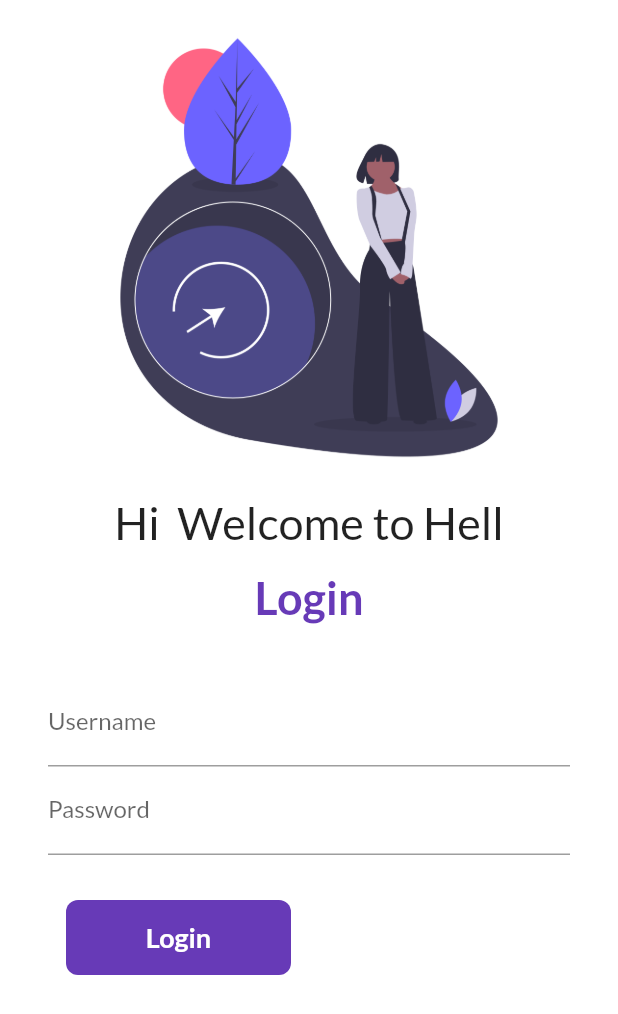
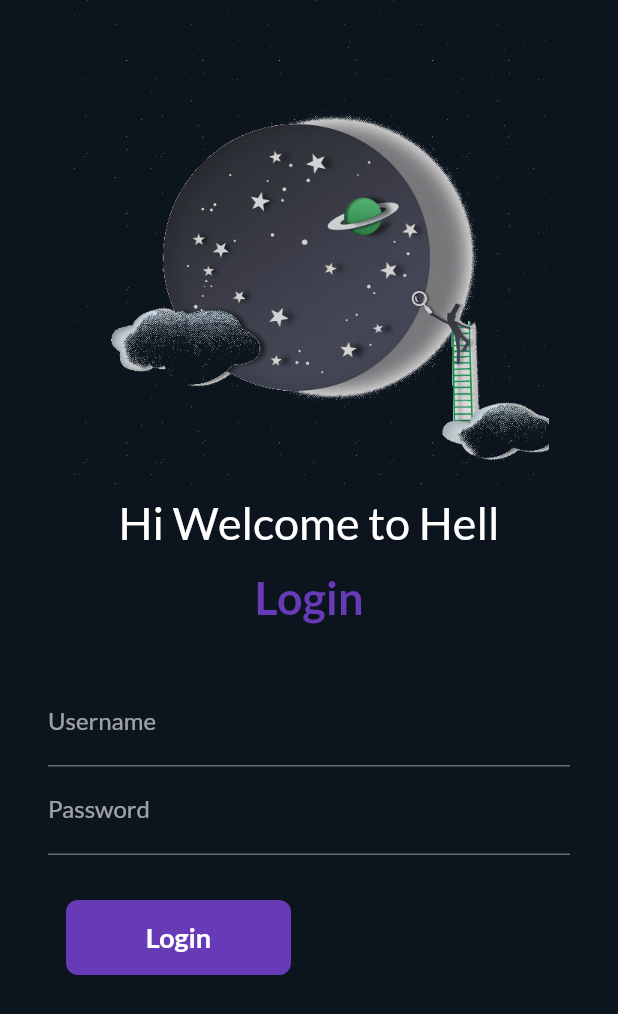
Before and after one commit to rishabh-arch/flutter_learnings, a Flutter app: the LoginPage screen opened by its route, on a phone screen of 412 x 824 dp. Shown: the top 1014 px of the screen. Run offline on Flutter 3.47's test engine with Material 2 defaults, Android fonts, the phone set to English and light mode, and no system bars; our stand-ins replace google_fonts, velocity_x; network calls fail.

Commit message:
add Dark theme

```diff
--- a/lib/main.dart
+++ b/lib/main.dart
@@ -20,7 +20,7 @@ class MyApp extends StatelessWidget {
     return MaterialApp(
       debugShowCheckedModeBanner: false,
       // home: HomePage(),
-      themeMode: ThemeMode.light,
+      themeMode: ThemeMode.dark,
       theme: MyTheme.lightTheme(context),
 
       darkTheme: MyTheme.darkTheme(context),
--- a/lib/pages/home_page.dart
+++ b/lib/pages/home_page.dart
@@ -52,12 +52,12 @@ class _HomePageState extends State<HomePage> {
     //   (i) => CatalogModel.items[i],
     // );
     return Scaffold(
-      backgroundColor: MyTheme.creamColor,
+      backgroundColor: Theme.of(context).canvasColor,
       floatingActionButton: FloatingActionButton(
         onPressed: () =>{
-          Navigator.pushNamed(context, MyRoutes.CartRoute)
+          Navigator.pushNamed(context, MyRoutes.loginRoute)
         },
-        backgroundColor: MyTheme.darkBluishColor,
+        backgroundColor: Theme.of(context).floatingActionButtonTheme.backgroundColor,
         child: const Icon(CupertinoIcons.cart),
       ),
       body: SafeArea(
--- a/lib/pages/home_widgets/catalog_header.dart
+++ b/lib/pages/home_widgets/catalog_header.dart
@@ -8,8 +8,8 @@ class CatalogHeader extends StatelessWidget {
     return Column(
       crossAxisAlignment: CrossAxisAlignment.start,
       children: [
-        "Catalog App".text.xl5.bold.color(MyTheme.darkBluishColor).make(),
-        "Trending Products".text.xl2.make(),
+        "Catalog App".text.xl5.bold.color(context.theme.secondaryHeaderColor).make(),
+        "Trending Products".text.xl2.color(context.theme.secondaryHeaderColor).make(),
       ],
     );
   }
--- a/lib/pages/home_widgets/catalog_image.dart
+++ b/lib/pages/home_widgets/catalog_image.dart
@@ -11,7 +11,7 @@ class CatalogImage extends StatelessWidget {
         .box
         .rounded
         .p8
-        .color(MyTheme.creamColor)
+        .color(Theme.of(context).canvasColor)
         .make()
         .p16()
         .w40(context);
--- a/lib/pages/login_page.dart
+++ b/lib/pages/login_page.dart
@@ -28,12 +28,12 @@ class _LoginPageState extends State<LoginPage> {
   @override
   Widget build(BuildContext context) {
     return Material(
-      color: Colors.white,
+      color: Theme.of(context).canvasColor,
       child: SingleChildScrollView(
         child: Column(
           children: <Widget>[
             Image.asset(
-              'assets/images/login.png',
+              'assets/images/login2.png',
               fit: BoxFit.cover,
               height: 330,
             ),
@@ -41,8 +41,8 @@ class _LoginPageState extends State<LoginPage> {
               height: 50,
               child: Text(
                 // 'We will Welcome $name You After',
-                "Hi $name Welcome to Hell",
-                style: TextStyle(fontSize: 30),
+                "Hi Welcome to Hell",
+                style: TextStyle(fontSize: 30,color: Theme.of(context).secondaryHeaderColor),
               ),
             ),
             const Text(
@@ -72,18 +72,16 @@ class _LoginPageState extends State<LoginPage> {
                           }
                           return null;
                         },
-
                       ),
                       TextFormField(
                         decoration: const InputDecoration(
                           hintText: "Enter Password",
                           labelText: "Password",
                         ),
-                         validator: (value) {
+                        validator: (value) {
                           if (value!.isEmpty) {
                             return "Please Enter Password";
-                          }
-                          else if(value.length<6){
+                          } else if (value.length < 6) {
                             return "Password must be at least 6 characters";
                           }
                           return null;
@@ -128,7 +126,7 @@ class _LoginPageState extends State<LoginPage> {
                                 BorderRadius.circular(changeButton ? 50 : 8),
                             child: InkWell(
                               splashColor: Colors.deepPurpleAccent,
-                              onTap: ()=>moveToHome(context),
+                              onTap: () => moveToHome(context),
                               child: AnimatedContainer(
                                 duration: const Duration(milliseconds: 200),
                                 width: changeButton ? 50 : 150,
--- a/lib/widgets/themes.dart
+++ b/lib/widgets/themes.dart
@@ -9,6 +9,7 @@ class MyTheme {
         textTheme: GoogleFonts.latoTextTheme(
           Theme.of(context).textTheme,
         ),
+        secondaryHeaderColor: darkBluishColor,
         appBarTheme:const AppBarTheme(
           color: Colors.white,
           elevation: 0.0,
@@ -26,9 +27,43 @@ class MyTheme {
   static ThemeData darkTheme(BuildContext context) => ThemeData(
     brightness: Brightness.dark,
 
+    // primarySwatch: Colors.deepPurple,
+    cardColor: const Color.fromARGB(255, 7, 26, 44),
+    cardTheme: CardTheme(
+      color: Color.fromARGB(255, 92, 164, 232),
+      elevation: 0.0,
+    ),
+    primaryColorLight: const Color.fromARGB(255, 233, 237, 240),
+    canvasColor: const Color.fromARGB(255, 12, 20, 30),
+    floatingActionButtonTheme: const FloatingActionButtonThemeData(
+      backgroundColor: Colors.white,
+      foregroundColor: Colors.black,
+    ),
+
+    secondaryHeaderColor: Colors.white ,
+    fontFamily: GoogleFonts.poppins().fontFamily,
+        visualDensity: VisualDensity.adaptivePlatformDensity,
+        textTheme: GoogleFonts.latoTextTheme(
+          Theme.of(context).textTheme,
+        ),
+        appBarTheme:const AppBarTheme(
+          color: Color.fromARGB(255, 2, 24, 43),
+          elevation: 0.0,
+          iconTheme: IconThemeData(
+            color: Color.fromARGB(255, 238, 238, 238),
+          ),
+          titleTextStyle: TextStyle(
+            color: Color.fromARGB(255, 227, 227, 227),
+            fontSize: 20,
+            // alignSelf: Alignment.center,
+
+          ),
+        ),
   );
 
 static Color creamColor = Color(0xFFF5F5F5);
 static Color darkBluishColor = Color(0xFF403b58);
+static Color darkcreamColor = Color.fromARGB(255, 19, 15, 42);
+static Color lightBluishColor = Color.fromARGB(255, 90, 67, 202);
 
 }
```
Also changed, not shown: lib/pages/home_detail_page.dart (+9 -11 lines), lib/pages/home_widgets/catalog_item.dart (+5 -4 lines), assets/images/login2.png (added).
